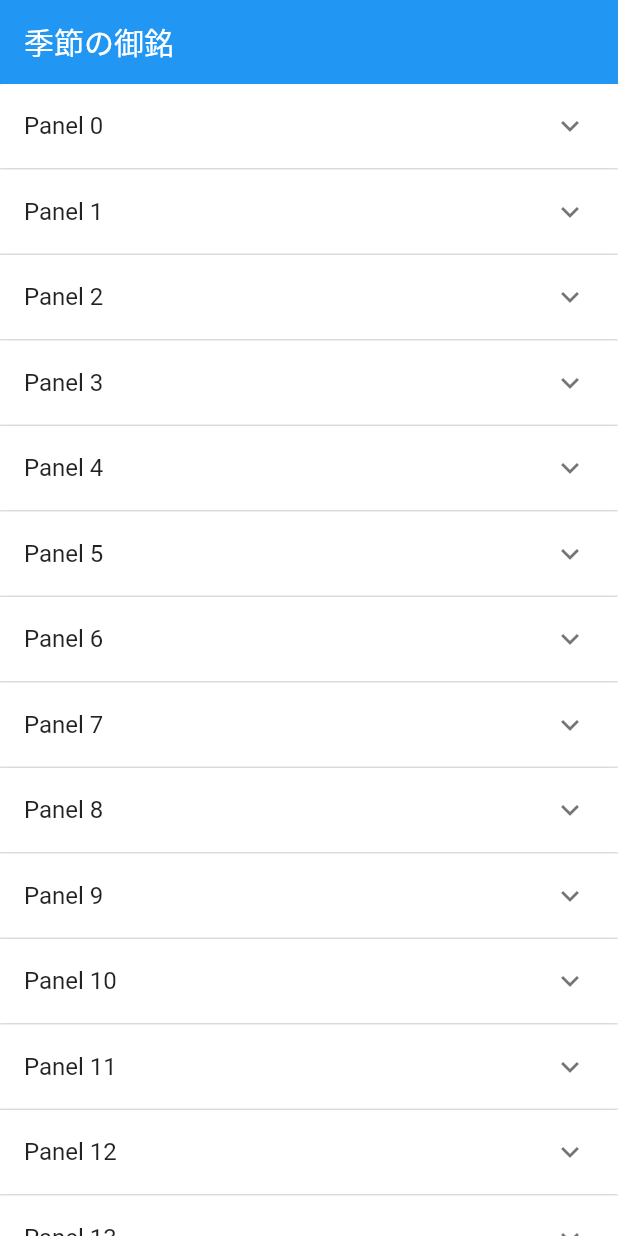
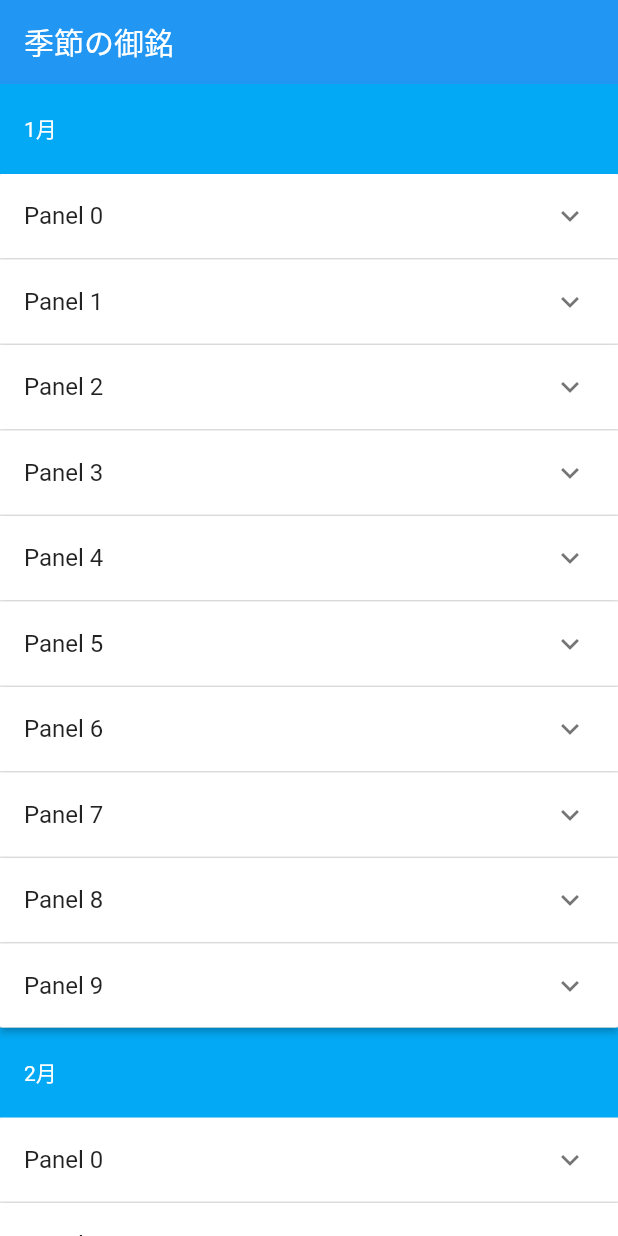
Before and after one commit to hmbl7graze/seasonal_inscription, a Flutter app: the screen it shows after launch, on a phone screen of 412 x 824 dp. Run offline on Flutter 3.47's test engine with Material 2 defaults, Android fonts, the phone set to English and light mode, and no system bars; our stand-ins replace flutter_sticky_header.

Commit message:
月ごとのヘッダーを追加

```diff
--- a/lib/main.dart
+++ b/lib/main.dart
@@ -1,4 +1,5 @@
 import 'package:flutter/material.dart';
+import 'package:flutter_sticky_header/flutter_sticky_header.dart';
 
 void main() => runApp(MyApp());
 
@@ -13,13 +14,67 @@ class MyApp extends StatelessWidget {
               floating: true,
               title: Text('季節の御銘'),
             ),
-            SliverList(
-              delegate: SliverChildBuilderDelegate(
-                    (BuildContext context, int index) {
-                  return const ExpansionStatefulWidget();
-                },
-                childCount: 1,
-                semanticIndexOffset: 2,
+            SliverStickyHeader(
+              header: Container(
+                height: 60,
+                color: Colors.lightBlue,
+                padding: const EdgeInsets.symmetric(horizontal: 16),
+                alignment: Alignment.centerLeft,
+                child: const Text(
+                  '1月',
+                  style: const TextStyle(color: Colors.white),
+                ),
+              ),
+              sliver: SliverList(
+                delegate: SliverChildBuilderDelegate(
+                      (BuildContext context, int index) {
+                    return const ExpansionStatefulWidget();
+                  },
+                  childCount: 1,//ここでデータの数を取得していれる
+                  semanticIndexOffset: 2,
+                ),
+              ),
+            ),
+            SliverStickyHeader(
+              header: Container(
+                height: 60,
+                color: Colors.lightBlue,
+                padding: const EdgeInsets.symmetric(horizontal: 16),
+                alignment: Alignment.centerLeft,
+                child: const Text(
+                  '2月',
+                  style: const TextStyle(color: Colors.white),
+                ),
+              ),
+              sliver: SliverList(
+                delegate: SliverChildBuilderDelegate(
+                      (BuildContext context, int index) {
+                    return const ExpansionStatefulWidget();
+                  },
+                  childCount: 1,//ここでデータの数を取得していれる
+                  semanticIndexOffset: 2,
+                ),
+              ),
+            ),
+            SliverStickyHeader(
+              header: Container(
+                height: 60,
+                color: Colors.lightBlue,
+                padding: const EdgeInsets.symmetric(horizontal: 16),
+                alignment: Alignment.centerLeft,
+                child: const Text(
+                  '3月',
+                  style: const TextStyle(color: Colors.white),
+                ),
+              ),
+              sliver: SliverList(
+                delegate: SliverChildBuilderDelegate(
+                      (BuildContext context, int index) {
+                    return const ExpansionStatefulWidget();
+                  },
+                  childCount: 1,//ここでデータの数を取得していれる
+                  semanticIndexOffset: 2,
+                ),
               ),
             ),
           ],
@@ -60,7 +115,7 @@ class ExpansionStatefulWidget extends StatefulWidget {
 }
 
 class _ExpansionStatefulWidgetState extends State<ExpansionStatefulWidget> {
-  final List<Item> _data = generateItems(50);
+  final List<Item> _data = generateItems(10);
 
   @override
   Widget build(BuildContext context) {
@@ -80,6 +135,7 @@ class _ExpansionStatefulWidgetState extends State<ExpansionStatefulWidget> {
       },
       children: _data.map<ExpansionPanel>((Item item) {
         return ExpansionPanel(
+          canTapOnHeader: true,
           headerBuilder: (BuildContext context, bool isExpanded) {
             return ListTile(
               title: Text(item.headerValue),
--- a/pubspec.yaml
+++ b/pubspec.yaml
@@ -24,6 +24,7 @@ dependencies:
   cupertino_icons: ^1.0.2
   flutter:
     sdk: flutter
+  flutter_sticky_header:
 
   # The following adds the Cupertino Icons font to your application.
   # Use with the CupertinoIcons class for iOS style icons.
```
Also changed, not shown: pubspec.lock.
